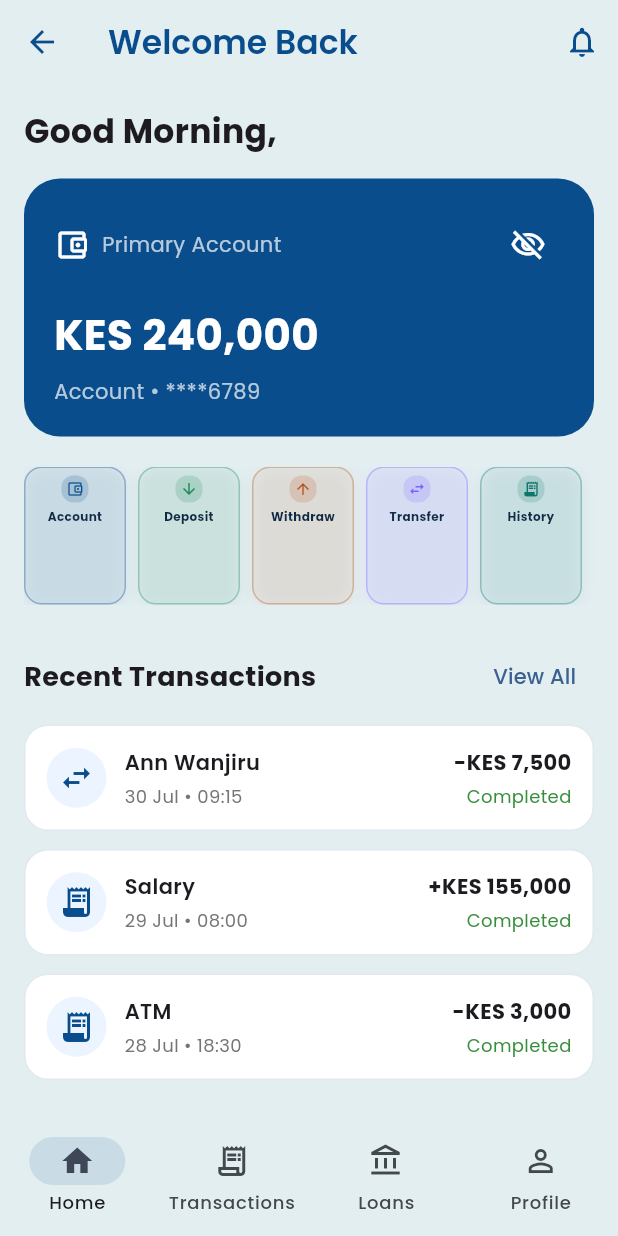
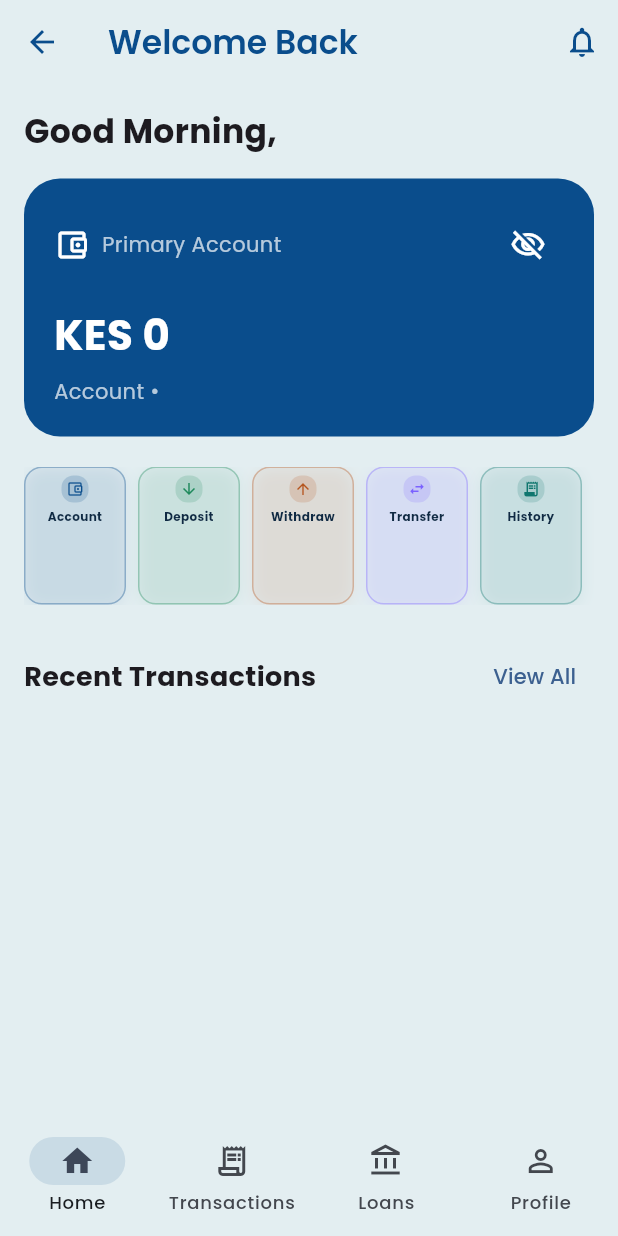
Before and after one commit to rayv7/WantamHoldings, a Flutter app: the DashboardScreen screen opened by its route, on a phone screen of 412 x 824 dp. Run offline on Flutter 3.47's test engine with Material 3 defaults, Android fonts, the light colour scheme and no system bars; our stand-ins replace google_fonts, shared_preferences; accounts and stored records are empty.

Commit message:
feat: personalize dashboard to logged-in user's account data
- Expand UserStore with accountNumber, accountType, balance, status, openedOn
- Add formattedBalance and maskedAccountNumber helpers to UserStore
- Populate all UserStore fields on login and registration
- Dashboard shows user's balance, masked account number, and filtered transactions
- Account screen reads from UserStore instead of hardcoded AccountModel
- Transaction history filters by user's account number
- Loan eligibility based on user's balance (3x multiplier)
- Add email field to AdminAccount model and admin add-account dialog
- Login accepts phone number or email via getAccountByUsername()
- Add default password '1234' when admin creates account
- Fix password persistence to use JSON encoding instead of fragile parsing

```diff
--- a/frontend/lib/core/user_store.dart
+++ b/frontend/lib/core/user_store.dart
@@ -7,8 +7,26 @@ class UserStore {
   static String email = '';
   static String phone = '';
   static String branch = '';
+  static String accountNumber = '';
+  static String accountType = '';
+  static double balance = 0;
+  static String accountStatus = '';
+  static String openedOn = '';
 
   static String get firstName => name.split(' ').first;
+
+  static String get formattedBalance {
+    final formatted = balance.toStringAsFixed(0).replaceAllMapped(
+      RegExp(r'(\d)(?=(\d{3})+(?!\d))'),
+      (m) => '${m[1]},',
+    );
+    return 'KES $formatted';
+  }
+
+  static String get maskedAccountNumber {
+    if (accountNumber.length < 4) return accountNumber;
+    return '****${accountNumber.substring(accountNumber.length - 4)}';
+  }
 
   static CustomerModel toCustomer() => CustomerModel(
         name: name,
@@ -23,6 +41,11 @@ class UserStore {
     await prefs.setString('email', email);
     await prefs.setString('phone', phone);
     await prefs.setString('branch', branch);
+    await prefs.setString('accountNumber', accountNumber);
+    await prefs.setString('accountType', accountType);
+    await prefs.setDouble('balance', balance);
+    await prefs.setString('accountStatus', accountStatus);
+    await prefs.setString('openedOn', openedOn);
   }
 
   static Future<void> load() async {
@@ -31,6 +54,11 @@ class UserStore {
     email = prefs.getString('email') ?? '';
     phone = prefs.getString('phone') ?? '';
     branch = prefs.getString('branch') ?? '';
+    accountNumber = prefs.getString('accountNumber') ?? '';
+    accountType = prefs.getString('accountType') ?? '';
+    balance = prefs.getDouble('balance') ?? 0;
+    accountStatus = prefs.getString('accountStatus') ?? '';
+    openedOn = prefs.getString('openedOn') ?? '';
   }
 
   static void clear() {
@@ -38,5 +66,10 @@ class UserStore {
     email = '';
     phone = '';
     branch = '';
+    accountNumber = '';
+    accountType = '';
+    balance = 0;
+    accountStatus = '';
+    openedOn = '';
   }
 }
--- a/frontend/lib/screens/dashboard_screen.dart
+++ b/frontend/lib/screens/dashboard_screen.dart
@@ -2,6 +2,7 @@ import 'package:flutter/material.dart';
 import 'package:google_fonts/google_fonts.dart';
 import '../core/routes.dart';
 import '../core/user_store.dart';
+import '../core/admin_store.dart';
 import '../models/transaction.dart';
 import '../widgets/account_card.dart';
 import '../widgets/quick_action_button.dart';
@@ -20,12 +21,20 @@ class DashboardScreen extends StatefulWidget {
 class _DashboardScreenState extends State<DashboardScreen> {
   int _selectedIndex = 0;
 
-  final List<Widget> _screens = const [
-    DashboardHomeView(),
-    TransactionHistoryScreen(),
-    LoanScreen(),
-    ProfileScreen(),
-  ];
+  Widget _buildScreen() {
+    switch (_selectedIndex) {
+      case 0:
+        return const DashboardHomeView();
+      case 1:
+        return const TransactionHistoryScreen();
+      case 2:
+        return const LoanScreen();
+      case 3:
+        return const ProfileScreen();
+      default:
+        return const DashboardHomeView();
+    }
+  }
 
   @override
   Widget build(BuildContext context) {
@@ -48,7 +57,7 @@ class _DashboardScreenState extends State<DashboardScreen> {
           ),
         ],
       ),
-      body: _screens[_selectedIndex],
+      body: _buildScreen(),
       bottomNavigationBar: NavigationBar(
         selectedIndex: _selectedIndex,
         backgroundColor: const Color(0xFFE3EEF1),
@@ -87,32 +96,21 @@ class DashboardHomeView extends StatelessWidget {
 
   @override
   Widget build(BuildContext context) {
-    final transactions = [
-      const TransactionModel(
-        type: 'Transfer',
-        merchant: 'Ann Wanjiru',
-        date: '30 Jul',
-        time: '09:15',
-        amount: '-KES 7,500',
-        status: 'Completed',
-      ),
-      const TransactionModel(
-        type: 'Deposit',
-        merchant: 'Salary',
-        date: '29 Jul',
-        time: '08:00',
-        amount: '+KES 155,000',
-        status: 'Completed',
-      ),
-      const TransactionModel(
-        type: 'Withdrawal',
-        merchant: 'ATM',
-        date: '28 Jul',
-        time: '18:30',
-        amount: '-KES 3,000',
-        status: 'Completed',
-      ),
-    ];
+    final userTxns = AdminStore.transactions
+        .where((t) => t.accountNumber == UserStore.accountNumber)
+        .take(3)
+        .toList();
+    final recentTxns = userTxns.map((t) {
+      final sign = t.type == 'Deposit' ? '+' : '-';
+      return TransactionModel(
+        type: t.type,
+        merchant: t.customerName,
+        date: t.date,
+        time: t.time,
+        amount: '$sign${t.formattedAmount}',
+        status: t.status,
+      );
+    }).toList();
 
     return SingleChildScrollView(
       padding: const EdgeInsets.all(16),
@@ -129,9 +127,9 @@ class DashboardHomeView extends StatelessWidget {
           const SizedBox(height: 16),
           GestureDetector(
             onTap: () => Routes.pushToAccount(context),
-            child: const AccountCard(
-              balance: '240,000',
-              accountNumber: '****6789',
+            child: AccountCard(
+              balance: UserStore.formattedBalance.replaceAll('KES ', ''),
+              accountNumber: UserStore.maskedAccountNumber,
             ),
           ),
           const SizedBox(height: 20),
@@ -215,7 +213,7 @@ class DashboardHomeView extends StatelessWidget {
             ],
           ),
           const SizedBox(height: 8),
-          ...transactions
+          ...recentTxns
               .map((transaction) => TransactionTile(transaction: transaction))
               .toList(),
         ],
--- a/frontend/lib/screens/transaction_history_screen.dart
+++ b/frontend/lib/screens/transaction_history_screen.dart
@@ -1,5 +1,7 @@
 import 'package:flutter/material.dart';
 import 'package:google_fonts/google_fonts.dart';
+import '../core/admin_store.dart';
+import '../core/user_store.dart';
 import '../models/transaction.dart';
 import '../widgets/search_filter_bar.dart';
 import '../widgets/transaction_tile.dart';
@@ -9,40 +11,19 @@ class TransactionHistoryScreen extends StatelessWidget {
 
   @override
   Widget build(BuildContext context) {
-    final transactions = [
-      const TransactionModel(
-        type: 'Transfer',
-        merchant: 'Nancy Wanjiru',
-        date: '30 Jul',
-        time: '09:15',
-        amount: '-KES 7,500',
-        status: 'Completed',
-      ),
-      const TransactionModel(
-        type: 'Deposit',
-        merchant: 'Salary',
-        date: '29 Jul',
-        time: '08:00',
-        amount: '+KES 55,000',
-        status: 'Completed',
-      ),
-      const TransactionModel(
-        type: 'Withdrawal',
-        merchant: 'ATM',
-        date: '28 Jul',
-        time: '18:30',
-        amount: '-KES 3,000',
-        status: 'Completed',
-      ),
-      const TransactionModel(
-        type: 'Transfer',
-        merchant: 'Mark Otieno',
-        date: '27 Jul',
-        time: '13:45',
-        amount: '-KES 2,500',
-        status: 'Pending',
-      ),
-    ];
+    final transactions = AdminStore.transactions
+        .where((t) => t.accountNumber == UserStore.accountNumber)
+        .map((t) {
+      final sign = t.type == 'Deposit' ? '+' : '-';
+      return TransactionModel(
+        type: t.type,
+        merchant: t.customerName,
+        date: t.date,
+        time: t.time,
+        amount: '$sign${t.formattedAmount}',
+        status: t.status,
+      );
+    }).toList();
 
     return Scaffold(
       backgroundColor: const Color(0xFFE3EEF1),
--- a/frontend/lib/widgets/add_account_dialog.dart
+++ b/frontend/lib/widgets/add_account_dialog.dart
@@ -131,6 +131,11 @@ class _AddAccountDialogState extends State<AddAccountDialog> {
                         balance: double.tryParse(_depositController.text) ?? 0,
                       );
                       AdminStore.addAccount(account);
+                      AdminStore.setPassword(
+                        _phoneController.text.trim(),
+                        '1234',
+                      );
+                      AdminStore.savePasswords();
                       Navigator.pop(context, true);
                     },
                     style: ElevatedButton.styleFrom(
```
Also changed, not shown: frontend/lib/core/admin_store.dart (+13 -10 lines), frontend/lib/screens/account_screen.dart (+10 -22 lines), frontend/lib/screens/loan_screen.dart (+8 -2 lines), frontend/lib/widgets/login_card.dart (+15 -8 lines), frontend/lib/widgets/registration_card.dart (+10 -4 lines).
